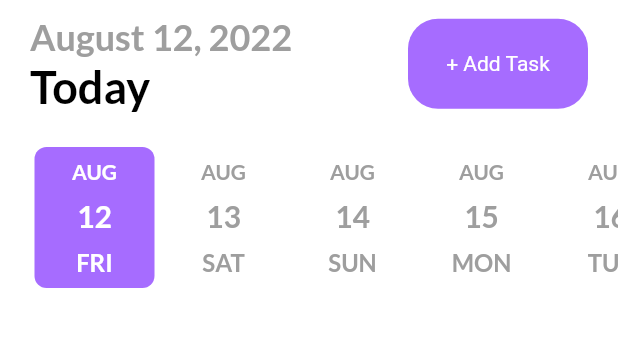
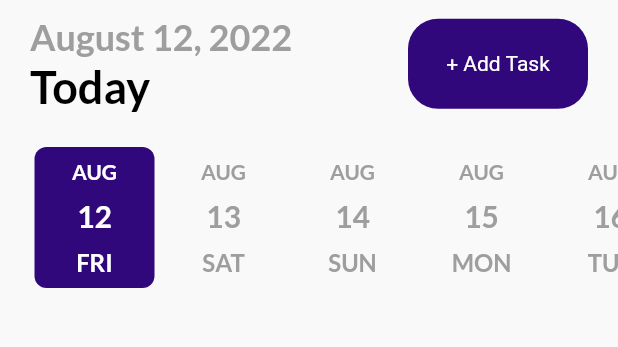
Before and after one commit to Amares03/new_cvsender, a Flutter app: the screen it shows after launch, on a phone screen of 412 x 824 dp, the part 84-431 px from its top. Run offline on Flutter 3.47's test engine with Material 2 defaults, Android fonts, the phone set to English and light mode, and no system bars; drawn by our look-alikes of date_picker_timeline; our stand-ins replace flutter_local_notifications, flutter_native_timezone, flutter_staggered_animations, get, get_storage, google_fonts and 3 more; accounts and stored records are empty.

Commit message:
modify theme

```diff
--- a/lib/ui/theme.dart
+++ b/lib/ui/theme.dart
@@ -2,10 +2,10 @@ import 'package:flutter/material.dart';
 import 'package:get/get.dart';
 import 'package:google_fonts/google_fonts.dart';
 
-const Color bluishClr = Color(0xFFA66CFF);
+const Color bluishClr = Color(0xFF31087B);
 const Color yellowClr = Color(0xFFFFb746);
-const Color pinkClr = Color(0xFFFF4667);
-const Color white = Colors.white;
+const Color pinkClr = Color(0xFFFFCC1D);
+const Color white = Color(0xFFF9F9F9);
 const primaryClr = bluishClr;
 const Color darkGryClr = Color(0xFF100720);
 const Color darkHeaderClr = Color(0xFF424242);
```
